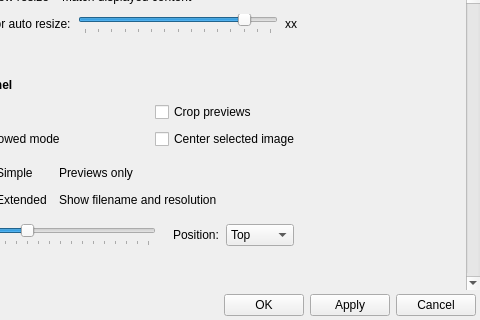
Old version of the form src/gui/dialogs/settingsdialog.ui in the repository do-i/thumbgrid; both pictures show x 303 to 783 and y 421 to 741 of the 783 by 741 pixel window.
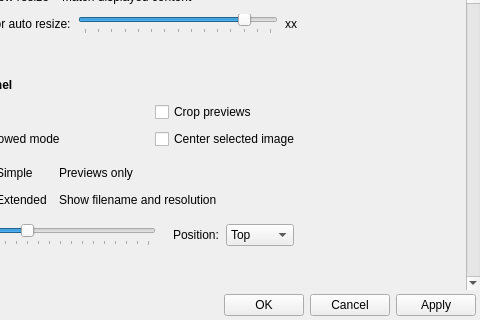
New version of the form. Custom widgets are drawn as their Qt base class.

Commit message: Style settings OK/Cancel/Apply like popup buttons and reorder

Diff of the .ui file:
```diff
--- a/src/gui/dialogs/settingsdialog.ui
+++ b/src/gui/dialogs/settingsdialog.ui
@@ -5362,13 +5362,6 @@
             </property>
            </widget>
           </item>
-          <item>
-           <widget class="QPushButton" name="pushButton">
-            <property name="text">
-             <string>Apply</string>
-            </property>
-           </widget>
-          </item>
           <item>
            <widget class="QPushButton" name="Cancel">
             <property name="text">
@@ -5376,6 +5369,13 @@
             </property>
            </widget>
           </item>
+          <item>
+           <widget class="QPushButton" name="applyButton">
+            <property name="text">
+             <string>Apply</string>
+            </property>
+           </widget>
+          </item>
          </layout>
         </widget>
        </item>
```
Left out of the diff: 2 changed lines with no effect on the pictures. The commit also changes 2 other files.
